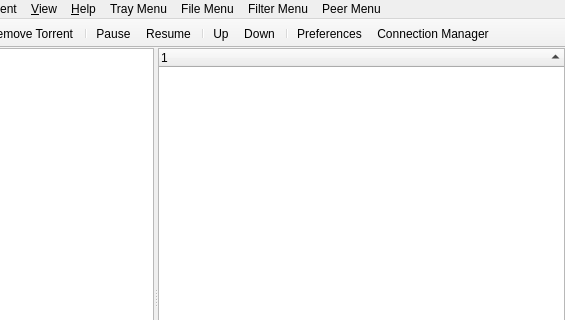
This is deluge_qt/ui/MainWindow.ui in nnemkin/deluge_qt as Qt 5 draws it before an edit; both pictures show x 102 to 667 and y 0 to 320 of the 667 by 576 pixel window. The edited form follows.
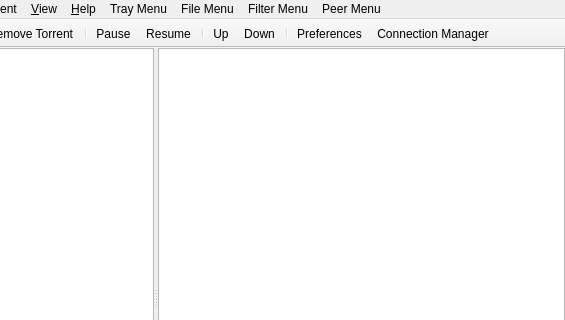
This is the edited form. Icons and pictures are not drawn. Custom widgets are drawn as their Qt base class.

Commit message: A bunch of unrelated and incomplete changes. Replaced file tree widgets with views and custom file models. Added own TrackerIcons implementation, but tracker icons are disabled for now. Started work on EditTrackersDialog. Window state saving/restoration fixes. Fixed treeview column visibility menus.

```diff
--- a/deluge_qt/ui/MainWindow.ui
+++ b/deluge_qt/ui/MainWindow.ui
@@ -72,11 +72,9 @@
         <property name="allColumnsShowFocus">
          <bool>true</bool>
         </property>
-        <column>
-         <property name="text">
-          <string notr="true">1</string>
-         </property>
-        </column>
+        <attribute name="headerStretchLastSection">
+         <bool>false</bool>
+        </attribute>
        </widget>
       </widget>
       <widget class="TorrentDetails" name="tabs_details">
@@ -739,11 +737,6 @@
    <header location="global">deluge_qt.torrent_details</header>
    <container>1</container>
   </customwidget>
-  <customwidget>
-   <class>TorrentView</class>
-   <extends>QTreeWidget</extends>
-   <header location="global">deluge_qt.torrent_view</header>
-  </customwidget>
   <customwidget>
    <class>FilterView</class>
    <extends>QTreeWidget</extends>
@@ -752,7 +745,12 @@
   <customwidget>
    <class>StatusBar</class>
    <extends>QStatusBar</extends>
-   <header location="global">deluge_qt.status_bar</header>
+   <header>deluge_qt.status_bar</header>
+  </customwidget>
+  <customwidget>
+   <class>TorrentView</class>
+   <extends>QTreeView</extends>
+   <header>deluge_qt.torrent_view</header>
   </customwidget>
  </customwidgets>
  <resources>
```
Left out of the diff: 8 changed lines with no effect on the pictures. The commit also changes 17 other files.
